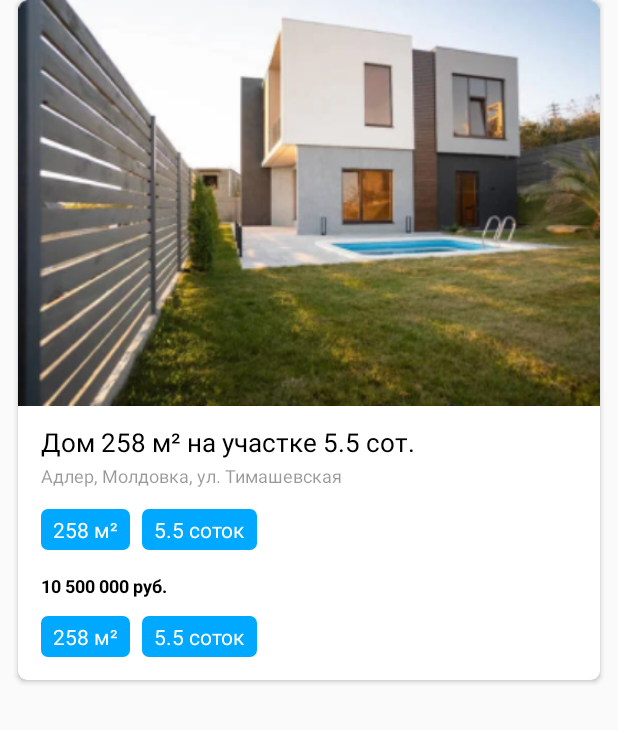
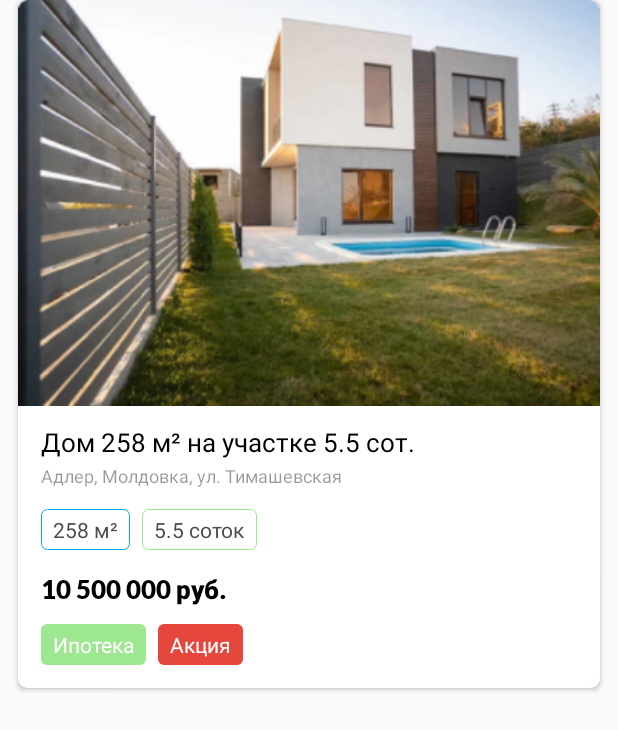
Before and after one commit to Karmanchik/CustomKeyboard, an Android app: the layout item_house_catalog.xml on its own in the app's theme, with its tools: preview values and no code run, on a phone screen of 412 x 824 dp. Shown: the top 730 px of the screen. Run offline under Robolectric (Android 15) with nearby library versions, the phone set to English and light mode, and no system bars.

Commit message:
completion of layout fragment_home.xml

```diff
--- a/android/app/build.gradle
+++ b/android/app/build.gradle
@@ -28,6 +28,10 @@ android {
     kotlinOptions {
         jvmTarget = '1.8'
     }
+
+    viewBinding{
+        enabled = true
+    }
 }
 
 dependencies {
--- /dev/null
+++ b/android/app/src/main/res/drawable/area_box_blue.xml
@@ -0,0 +1,12 @@
+<?xml version="1.0" encoding="utf-8"?>
+<shape xmlns:android="http://schemas.android.com/apk/res/android">
+    <solid android:color="#004CAF50"/>
+    <padding android:right="8dp"
+        android:left="8dp"
+        android:top="5dp"
+        android:bottom="5dp"/>
+
+    <corners android:radius="4dp"/>
+    <stroke android:color="#00A8FF"
+        android:width="0.5dp"/>
+</shape>
--- /dev/null
+++ b/android/app/src/main/res/drawable/area_box_green.xml
@@ -0,0 +1,11 @@
+<?xml version="1.0" encoding="utf-8"?>
+<shape xmlns:android="http://schemas.android.com/apk/res/android">
+    <solid android:color="#004CAF50"/>
+    <padding android:right="8dp"
+        android:left="8dp"
+        android:top="5dp"
+        android:bottom="5dp"/>
+    <corners android:radius="4dp"/>
+    <stroke android:color="#9DE790"
+        android:width="0.5dp"/>
+</shape>
--- /dev/null
+++ b/android/app/src/main/res/drawable/green_button.xml
@@ -0,0 +1,6 @@
+<?xml version="1.0" encoding="utf-8"?>
+<shape xmlns:android="http://schemas.android.com/apk/res/android"
+    android:shape="rectangle">
+    <solid android:color="#9DE790"/>
+    <corners android:radius="4dp" />
+</shape>
--- /dev/null
+++ b/android/app/src/main/res/drawable/red_button.xml
@@ -0,0 +1,6 @@
+<?xml version="1.0" encoding="utf-8"?>
+<shape xmlns:android="http://schemas.android.com/apk/res/android"
+    android:shape="rectangle">
+    <solid android:color="#E5473D"/>
+    <corners android:radius="4dp" />
+</shape>
--- a/android/app/src/main/res/layout/item_house_catalog.xml
+++ b/android/app/src/main/res/layout/item_house_catalog.xml
@@ -52,23 +52,23 @@
             android:orientation="horizontal">
 
             <TextView
-                android:textColor="@color/white"
+                android:textColor="#4D4D4D"
                 android:paddingBottom="4dp"
                 android:paddingTop="4dp"
                 android:paddingStart="8dp"
                 android:paddingEnd="8dp"
-                android:background="@drawable/bk"
+                android:background="@drawable/area_box_blue"
                 android:layout_width="wrap_content"
                 android:layout_height="wrap_content"
                 android:text="258 м²" />
 
             <TextView
-                android:textColor="@color/white"
+                android:textColor="#4D4D4D"
                 android:paddingBottom="4dp"
                 android:paddingTop="4dp"
                 android:paddingStart="8dp"
                 android:paddingEnd="8dp"
-                android:background="@drawable/bk"
+                android:background="@drawable/area_box_green"
                 android:layout_width="wrap_content"
                 android:layout_height="wrap_content"
                 android:layout_marginStart="8dp"
@@ -81,9 +81,10 @@
             android:layout_height="wrap_content"
             android:layout_marginStart="15dp"
             android:layout_marginTop="15dp"
+            android:fontFamily="@font/lato_black"
             android:text="10 500 000 руб."
             android:textColor="@color/black"
-            android:textSize="12sp"
+            android:textSize="17sp"
             android:textStyle="bold" />
 
         <LinearLayout
@@ -100,11 +101,11 @@
                 android:paddingTop="4dp"
                 android:paddingStart="8dp"
                 android:paddingEnd="8dp"
-                android:background="@drawable/bk"
+                android:background="@drawable/green_button"
                 android:id="@+id/textView14"
                 android:layout_width="wrap_content"
                 android:layout_height="wrap_content"
-                android:text="258 м²" />
+                android:text="Ипотека" />
 
             <TextView
                 android:textColor="@color/white"
@@ -112,12 +113,12 @@
                 android:paddingTop="4dp"
                 android:paddingStart="8dp"
                 android:paddingEnd="8dp"
-                android:background="@drawable/bk"
+                android:background="@drawable/red_button"
                 android:id="@+id/textView15"
                 android:layout_width="wrap_content"
                 android:layout_height="wrap_content"
                 android:layout_marginStart="8dp"
-                android:text="5.5 соток" />
+                android:text="Акция" />
         </LinearLayout>
     </LinearLayout>
 
--- a/android/app/src/main/res/layout/item_news.xml
+++ b/android/app/src/main/res/layout/item_news.xml
@@ -3,6 +3,7 @@
     xmlns:app="http://schemas.android.com/apk/res-auto"
     android:layout_width="match_parent"
     android:layout_height="wrap_content"
+    android:layout_marginStart="10dp"
     android:layout_marginBottom="20dp"
     android:orientation="vertical">
 
--- a/android/app/src/main/res/layout/item_video.xml
+++ b/android/app/src/main/res/layout/item_video.xml
@@ -26,5 +26,6 @@
         android:layout_marginTop="12dp"
         android:text="Ваша дача в Сочи. Бассейн, лес, 4.3 сотки, предчистовая. Чудесный домик!"
         android:textColor="@color/black"
-        android:textSize="15sp" />
+        android:textSize="15sp"
+        app:lineHeight="20dp" />
 </LinearLayout>
--- a/android/app/src/main/res/values/themes.xml
+++ b/android/app/src/main/res/values/themes.xml
@@ -41,13 +41,13 @@
     </style>
 
     <style name="main_description">
+        <item name="font">@font/lato_regular</item>
         <item name="android:layout_marginEnd">12dp</item>
         <item name="android:layout_marginStart">12dp</item>
         <item name="android:layout_width">match_parent</item>
         <item name="android:layout_height">wrap_content</item>
         <item name="android:textSize">12sp</item>
-        <item name="android:textColor">@color/black</item>
-        <item name="alpha">0.4</item>
+        <item name="android:textColor">#66000000</item>
     </style>
 
 </resources>
```
Also changed, not shown: android/app/src/main/java/house/with/swimmingpool/ui/home/HomeFragment.kt (+16 -26 lines), android/app/src/main/java/house/with/swimmingpool/ui/home/adapters/NewsAdapter.kt (+11 -1 lines), android/app/src/main/res/layout/fragment_home.xml (+19 -66 lines), android/app/src/main/res/layout/item_house_grid.xml (+22 -13 lines), android/app/src/main/res/drawable/coins_banner.png (added), android/app/src/main/res/drawable/home_banner.png (added), android/app/src/main/res/drawable/home_banner_smol.png (added), android/app/src/main/res/drawable/vector_call.png (added), android/app/src/main/res/drawable/youtube_banner.png (added).
